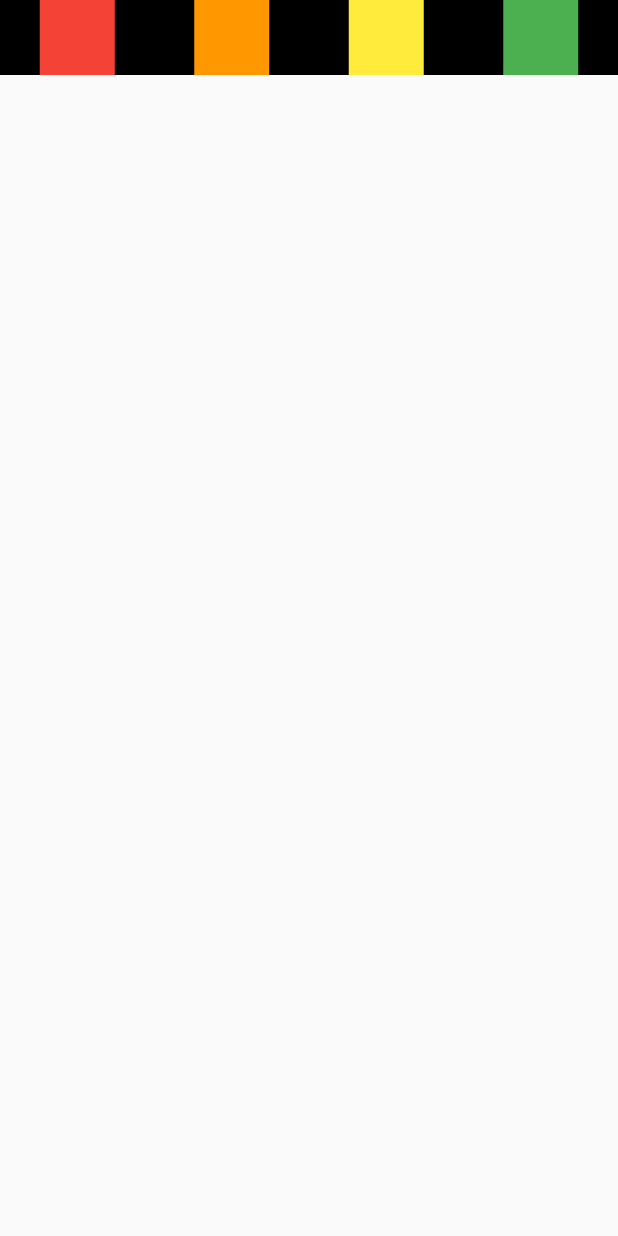
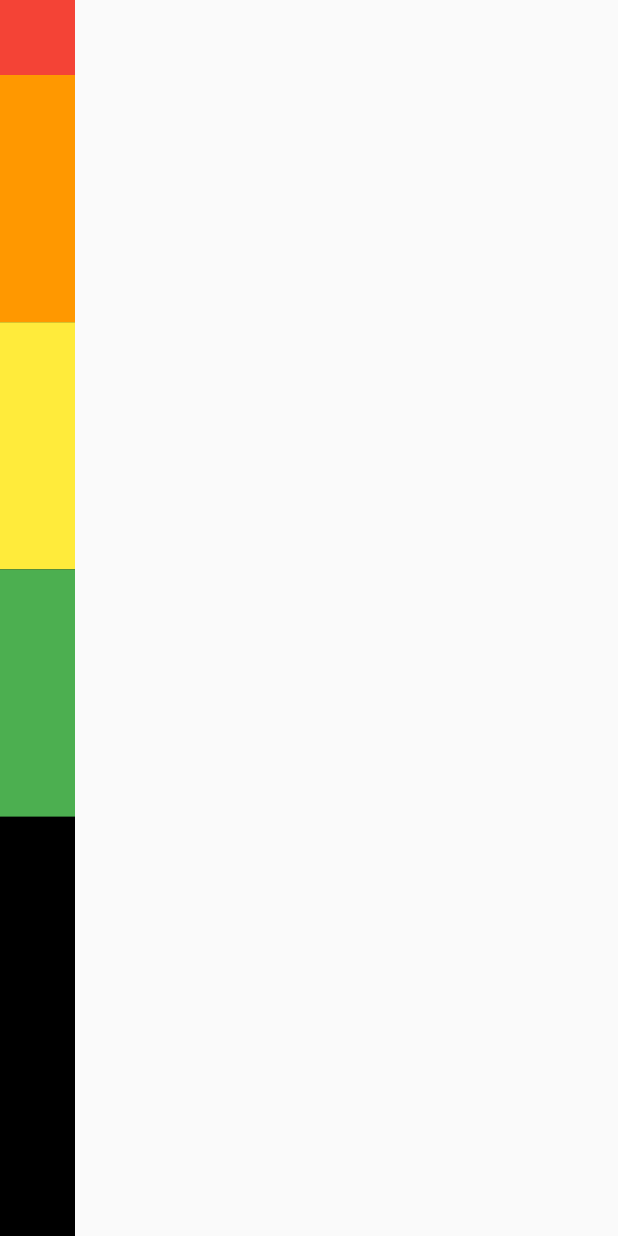
Before and after one commit to tgc04042/FlutterStudy, a Flutter app: the screen it shows after launch, on a phone screen of 412 x 824 dp. Run offline on Flutter 3.47's test engine with Material 2 defaults, Android fonts, the phone set to English and light mode, and no system bars.

Commit message:
complete ros and column code for studying

```diff
--- a/row_and_column/lib/screen/home_screen.dart
+++ b/row_and_column/lib/screen/home_screen.dart
@@ -10,36 +10,43 @@ class HomeScreen extends StatelessWidget {
         top: true,
         child: Container(
           color: Colors.black,
-          child: Row(
-            // MainAxisAlignment - 주축 정렬
-            // start - 시작
-            // end - 끝
-            // center - 가운데
-            // spaceBetween - 위젯과 위젯의 사이가 동일하게 배치
-            // spaceEvenly - 위젯을 같은 간격으로 배치하지만 끝과 끝에도
-            // 위젯이 아닌 빈 간격으로 시작한다.
-            // spaceAround - spaceEvenly + 끝과 끝의 간격은 1/2
-            mainAxisAlignment: MainAxisAlignment.spaceAround,
+          // MediaQuery.of(context) : column이 전체 사이즈를 차지할 수 있도록 함
+          //height: MediaQuery.of(context).size.height, // size : 핸드폰의 가로 or 세로 사이즈, MainAxisSize 테스트할 때 주석처
+          child: Column(
+
+            mainAxisAlignment: MainAxisAlignment.start,
+            crossAxisAlignment: CrossAxisAlignment.start,
+            mainAxisSize: MainAxisSize.max,
             children: [
-              Container(
+              // Expand / Flexible    ->  row나 column 위젯의 children에만 사용 가능
+              Flexible(
+                flex:2,
+                child: Container(
                   color: Colors.red,
                   width: 50.0,
                   height: 50.0,
                 ),
-              Container(
+              ),
+              Expanded(
+                child: Container(
                   color: Colors.orange,
                   width: 50.0,
                   height: 50.0,
                 ),
-              Container(
+              ),
+              Expanded(
+                child: Container(
                   color: Colors.yellow,
                   width: 50.0,
                   height: 50.0,
                 ),
-              Container(
+              ),
+              Expanded(
+                child: Container(
                   color: Colors.green,
                   width: 50.0,
                   height: 50.0,
+                ),
               ),
             ],
           ),
```
Lines whose indentation alone changed are shown as unchanged.
